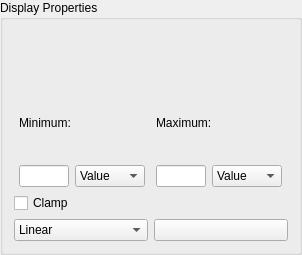
Before: the Qt Designer form ui/displayBox.ui in FXIhub/owl, drawn with Qt 5.
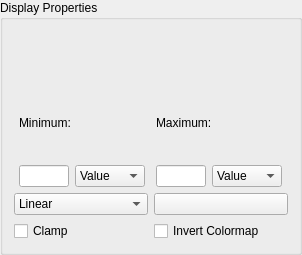
After: the same form once the commit is applied. Custom widgets are drawn as their Qt base class.

Commit message: Add the option to invert colormaps

```diff
--- a/ui/displayBox.ui
+++ b/ui/displayBox.ui
@@ -173,17 +173,6 @@
      </item>
     </layout>
    </item>
-   <item>
-    <layout class="QHBoxLayout" name="horizontalLayout_2">
-     <item>
-      <widget class="QCheckBox" name="displayClamp">
-       <property name="text">
-        <string>Clamp</string>
-       </property>
-      </widget>
-     </item>
-    </layout>
-   </item>
    <item>
     <layout class="QHBoxLayout" name="horizontalLayout_3">
      <item>
@@ -217,6 +206,24 @@
      </item>
     </layout>
    </item>
+   <item>
+    <layout class="QHBoxLayout" name="horizontalLayout_2">
+     <item>
+      <widget class="QCheckBox" name="displayClamp">
+       <property name="text">
+        <string>Clamp</string>
+       </property>
+      </widget>
+     </item>
+     <item>
+      <widget class="QCheckBox" name="displayInvert">
+       <property name="text">
+        <string>Invert Colormap</string>
+       </property>
+      </widget>
+     </item>
+    </layout>
+   </item>
   </layout>
  </widget>
  <customwidgets>
```
The commit also changes 4 other files.
